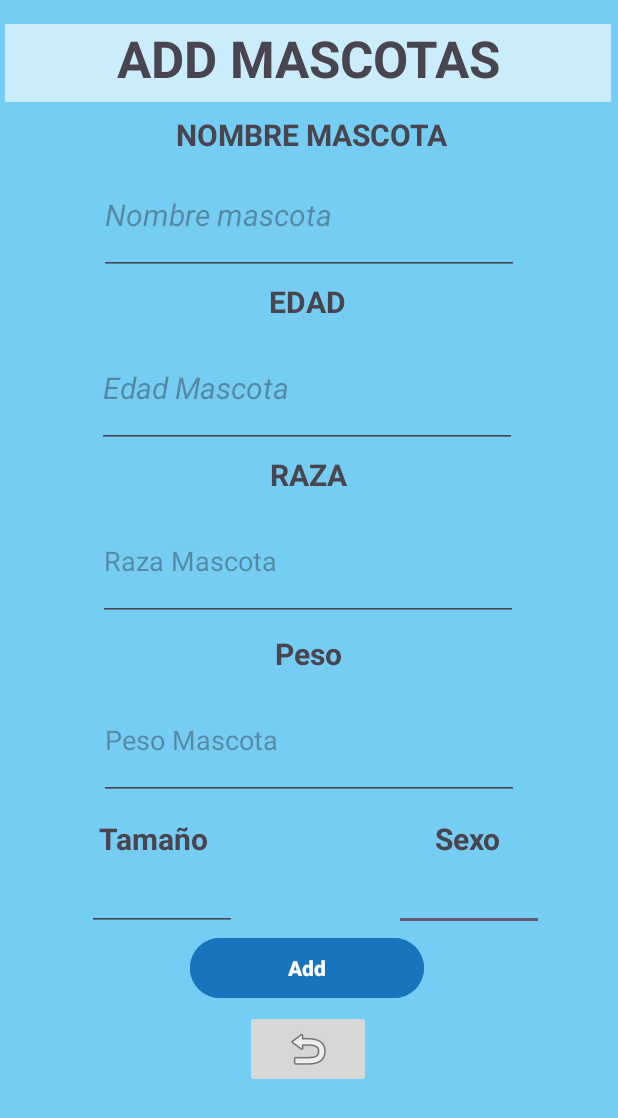
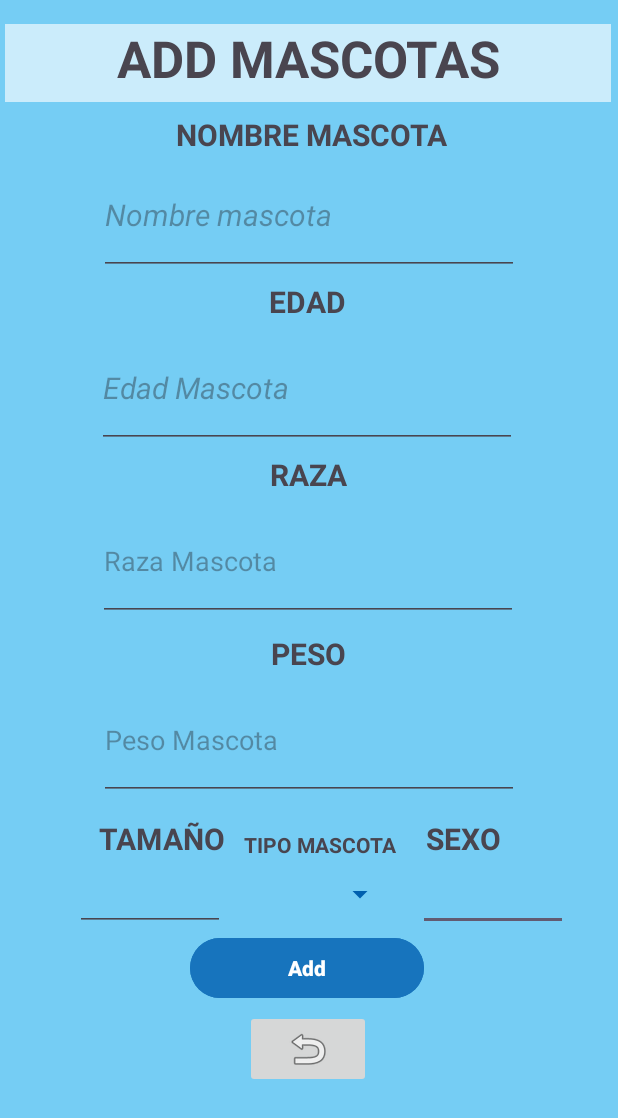
Before and after one commit to ChingJPC/typoandroidstudio, an Android app: the IndexMascotaActivity screen opened directly, with no data from a screen before it, after a tap on "Add Mascota", on a phone screen of 412 x 824 dp. Shown: the top 1118 px of the screen. Run offline under Robolectric (Android 15) with nearby library versions, the phone set to English and light mode, and no system bars; 2 statements that could not run were skipped.

Commit message:
Nuevos cambios y arreglar error de login null

```diff
--- a/app/src/main/java/com/example/typoandroidstudio/LoginActivity.java
+++ b/app/src/main/java/com/example/typoandroidstudio/LoginActivity.java
@@ -42,8 +42,7 @@ public class LoginActivity extends AppCompatActivity {
                     if (response.isSuccessful()){
                         Datainfo.restLogin=response.body();
                         Intent intent = new Intent(LoginActivity.this, PerfilUserActivity.class);
-                        intent.putExtra("email", email);
-                        intent.putExtra("password", password);
+                        intent.putExtra("user", Datainfo.restLogin.getUser());
                         startActivity(intent);
                     }else {
                         Toast.makeText(LoginActivity.this, "Error al Iniciar Sesion", Toast.LENGTH_SHORT).show();
--- a/app/src/main/java/com/example/typoandroidstudio/adapter/MascotaAdapter.java
+++ b/app/src/main/java/com/example/typoandroidstudio/adapter/MascotaAdapter.java
@@ -4,11 +4,14 @@ import android.content.Context;
 import android.view.LayoutInflater;
 import android.view.View;
 import android.view.ViewGroup;
+import android.widget.ArrayAdapter;
 import android.widget.BaseAdapter;
+import android.widget.Spinner;
 import android.widget.TextView;
 
 import com.example.typoandroidstudio.R;
 import com.example.typoandroidstudio.model.Mascota;
+import com.example.typoandroidstudio.model.Tipomascota;
 
 import java.util.List;
 
@@ -49,6 +52,7 @@ public class MascotaAdapter extends BaseAdapter {
         TextView txtPeso = convertView.findViewById(R.id.textpeso);
         TextView txtTamaño = convertView.findViewById(R.id.txttamaño);
         TextView txtSexo = convertView.findViewById(R.id.textsexo);
+
         txtNombre.setText(mascota.getNombre_Mascota());
         txtID.setText(String.valueOf(mascota.getId()));
         txtEdad.setText(""+ mascota.getEdad());
--- a/app/src/main/java/com/example/typoandroidstudio/infomascota/IndexMascotaActivity.java
+++ b/app/src/main/java/com/example/typoandroidstudio/infomascota/IndexMascotaActivity.java
@@ -3,6 +3,7 @@ package com.example.typoandroidstudio.infomascota;
 import android.annotation.SuppressLint;
 import android.content.Intent;
 import android.os.Bundle;
+import android.util.Log;
 import android.view.View;
 import android.widget.Adapter;
 import android.widget.AdapterView;
@@ -12,6 +13,8 @@ import android.widget.Toast;
 
 import androidx.appcompat.widget.AppCompatImageButton;
 
+import com.example.typoandroidstudio.Datainfo;
+import com.example.typoandroidstudio.PerfilUserActivity;
 import com.example.typoandroidstudio.R;
 import com.example.typoandroidstudio.adapter.MascotaAdapter;
 import com.example.typoandroidstudio.model.Mascota;
@@ -28,6 +31,9 @@ public class IndexMascotaActivity extends AddMascotaActivity {
     public void add(View view) {
         startActivity(new Intent(this, AddMascotaActivity.class));
     }
+    public void back(View view) {
+        finish();
+    }
     ListView listamascota;
     private MascotaAPIService service;
     private Mascota mascotaSeleccionada;
@@ -38,13 +44,15 @@ public class IndexMascotaActivity extends AddMascotaActivity {
         service = MascotaAPIClient.getMascotaInstance();
         listamascota = findViewById(R.id.listamascota);
         listamascota.setChoiceMode(ListView.CHOICE_MODE_SINGLE);
-        /*listamascota.setOnClickListener(new AdapterView.OnItemClickListener(){
+
+
+        listamascota.setOnItemClickListener(new AdapterView.OnItemClickListener(){
             @Override
             public void onItemClick(AdapterView<?> parent, View view, int position, long id) {
                 mascotaSeleccionada= (Mascota) listamascota.getItemAtPosition(position);
                 Toast.makeText(IndexMascotaActivity.this, "POS= " + position + " " + mascotaSeleccionada, Toast.LENGTH_LONG).show();
             }
-        });*/
+        });
 
         @SuppressLint("WrongViewCast") AppCompatImageButton btneliminar = findViewById(R.id.btnEliminar);
         btneliminar.setOnClickListener(new View.OnClickListener() {
@@ -66,7 +74,8 @@ public class IndexMascotaActivity extends AddMascotaActivity {
     }
 
     private void loadData() {
-        service.getAll().enqueue(new Callback<List<Mascota>>() {
+        service.getAll(Datainfo.restLogin.getToken_type()+" "+
+                Datainfo.restLogin.getAccess_token()).enqueue(new Callback<List<Mascota>>() {
             @Override
             public void onResponse(Call<List<Mascota>> call, Response<List<Mascota>> response) {
                 if (response.isSuccessful()) {
@@ -83,9 +92,9 @@ public class IndexMascotaActivity extends AddMascotaActivity {
     }
 
     private void cargarDatos(List<Mascota> mascotas) {
-
+        Log.i("TYPO",mascotas.toString());
         MascotaAdapter datos = new MascotaAdapter(mascotas, this);
-        listamascota.setAdapter((ListAdapter) datos);
+        listamascota.setAdapter(datos);
     }
 
     public void eliminarMascota() {
--- a/app/src/main/java/com/example/typoandroidstudio/model/User.java
+++ b/app/src/main/java/com/example/typoandroidstudio/model/User.java
@@ -1,6 +1,8 @@
 package com.example.typoandroidstudio.model;
 
-public class User {
+import java.io.Serializable;
+
+public class User implements Serializable {
     private long id;
     private String name;
     private String email;
--- a/app/src/main/java/com/example/typoandroidstudio/network/LoginAPIS/LoginAPIClient.java
+++ b/app/src/main/java/com/example/typoandroidstudio/network/LoginAPIS/LoginAPIClient.java
@@ -4,7 +4,7 @@ import retrofit2.Retrofit;
 import retrofit2.converter.gson.GsonConverterFactory;
 
 public class LoginAPIClient {
-    private static final String URL = "http://127.0.0.1:8000/api/";
+    private static final String URL = "http://10.201.194.77:8000/api/";
 
     private static LoginAPIService instance;
     public static LoginAPIService getLoginService(){
--- a/app/src/main/java/com/example/typoandroidstudio/network/MascotaAPIS/MascotaAPIClient.java
+++ b/app/src/main/java/com/example/typoandroidstudio/network/MascotaAPIS/MascotaAPIClient.java
@@ -4,7 +4,7 @@ import retrofit2.Retrofit;
 import retrofit2.converter.gson.GsonConverterFactory;
 
 public class MascotaAPIClient {
-    private static final String URL = "http://127.0.0.1:8000/api/";
+    private static final String URL = "http://10.201.194.77:8000/api/";
 
     private static MascotaAPIService instance;
 
--- a/app/src/main/java/com/example/typoandroidstudio/network/MascotaAPIS/MascotaAPIService.java
+++ b/app/src/main/java/com/example/typoandroidstudio/network/MascotaAPIS/MascotaAPIService.java
@@ -1,6 +1,7 @@
 package com.example.typoandroidstudio.network.MascotaAPIS;
 
 import com.example.typoandroidstudio.model.Mascota;
+import com.example.typoandroidstudio.model.Tipomascota;
 
 import java.util.List;
 
@@ -8,20 +9,24 @@ import retrofit2.Call;
 import retrofit2.http.Body;
 import retrofit2.http.DELETE;
 import retrofit2.http.GET;
+import retrofit2.http.Header;
 import retrofit2.http.POST;
 import retrofit2.http.Path;
 
 public interface MascotaAPIService {
-    @GET("Informacion")
-    Call<List<Mascota>> getAll();
+    @GET("auth/Informacion")
+    Call<List<Mascota>> getAll(@Header("Authorization") String Authorization);
 
-    @GET("Informacion/{id}")
+    @GET("auth/Tipomascota")
+    Call<List<Tipomascota>> getTipos(@Header("Authorization") String Authorization);
+
+    @GET("auth/Informacion/{id}")
     Call<Mascota> get(@Path("id") long id);
 
-    @POST("Informacion")
+    @POST("auth/Informacion")
     Call<Mascota> add(@Body Mascota mascota);
 
-    @DELETE("Informacion/{id}")
+    @DELETE("auth/Informacion/{id}")
     Call<Mascota> delete(@Path("id") long id);
 
     Call<Mascota> edit(@Path("id") long id, @Body Mascota mascota);;
--- a/app/src/main/res/layout/activity_add_mascota.xml
+++ b/app/src/main/res/layout/activity_add_mascota.xml
@@ -44,7 +44,7 @@
         android:ems="10"
         android:inputType="text"
         app:layout_constraintEnd_toEndOf="@+id/textView14"
-        app:layout_constraintHorizontal_bias="0.49"
+        app:layout_constraintHorizontal_bias="0.109"
         app:layout_constraintStart_toStartOf="@+id/textView14"
         app:layout_constraintTop_toBottomOf="@+id/textView14" />
 
@@ -54,7 +54,7 @@
         android:layout_height="wrap_content"
         android:layout_marginTop="12dp"
         android:layout_marginEnd="12dp"
-        android:text="Sexo"
+        android:text="SEXO"
         android:textSize="20sp"
         android:textStyle="bold"
         app:layout_constraintEnd_toEndOf="@+id/txtpeso"
@@ -78,7 +78,7 @@
         android:layout_width="wrap_content"
         android:layout_height="wrap_content"
         android:layout_marginTop="12dp"
-        android:text="Tamaño"
+        android:text="TAMAÑO"
         android:textSize="20sp"
         android:textStyle="bold"
         app:layout_constraintStart_toStartOf="@+id/txtpeso"
@@ -147,7 +147,7 @@
         android:ems="10"
         android:inputType="text"
         app:layout_constraintEnd_toEndOf="@+id/textView13"
-        app:layout_constraintHorizontal_bias="0.296"
+        app:layout_constraintHorizontal_bias="1.0"
         app:layout_constraintStart_toStartOf="@+id/textView13"
         app:layout_constraintTop_toBottomOf="@+id/textView13" />
 
@@ -156,7 +156,7 @@
         android:layout_width="wrap_content"
         android:layout_height="wrap_content"
         android:layout_marginTop="8dp"
-        android:text="Peso"
+        android:text="PESO"
         android:textSize="20sp"
         android:textStyle="bold"
         app:layout_constraintEnd_toEndOf="@+id/txtraza"
@@ -203,4 +203,28 @@
         app:layout_constraintTop_toBottomOf="@+id/btnadd"
         app:srcCompat="@android:drawable/ic_menu_revert" />
 
+    <Spinner
+        android:id="@+id/seletipomascota"
+        android:layout_width="103dp"
+        android:layout_height="29dp"
+        android:layout_marginTop="48dp"
+        android:backgroundTint="#0060AE"
+        app:layout_constraintEnd_toEndOf="@+id/txtpeso"
+        app:layout_constraintHorizontal_bias="0.536"
+        app:layout_constraintStart_toStartOf="@+id/txtpeso"
+        app:layout_constraintTop_toBottomOf="@+id/txtpeso" />
+
+    <TextView
+        android:id="@+id/textView2"
+        android:layout_width="wrap_content"
+        android:layout_height="wrap_content"
+        android:layout_marginTop="20dp"
+        android:text="TIPO MASCOTA"
+        android:textAlignment="center"
+        android:textStyle="bold"
+        app:layout_constraintEnd_toEndOf="@+id/txtpeso"
+        app:layout_constraintHorizontal_bias="0.544"
+        app:layout_constraintStart_toStartOf="@+id/txtpeso"
+        app:layout_constraintTop_toBottomOf="@+id/txtpeso" />
+
 </androidx.constraintlayout.widget.ConstraintLayout>
--- a/app/src/main/res/layout/activity_list_mascota.xml
+++ b/app/src/main/res/layout/activity_list_mascota.xml
@@ -45,6 +45,7 @@
         android:layout_height="wrap_content"
         android:layout_marginStart="16dp"
         android:layout_marginTop="8dp"
+        android:onClick="regresar"
         app:layout_constraintStart_toStartOf="parent"
         app:layout_constraintTop_toTopOf="parent"
         app:srcCompat="@android:drawable/ic_menu_revert" />
```
Also changed, not shown: app/src/main/java/com/example/typoandroidstudio/PerfilUserActivity.java (+13 -9 lines), app/src/main/java/com/example/typoandroidstudio/infomascota/AddMascotaActivity.java (+31 -0 lines), app/src/main/java/com/example/typoandroidstudio/infomascota/ListMascotaActivity.java (+6 -5 lines), app/src/main/java/com/example/typoandroidstudio/model/Mascota.java (+15 -5 lines), app/src/main/java/com/example/typoandroidstudio/model/Tipomascota.java (added, +27 -0 lines), app/src/main/res/layout/activity_index_mascota.xml (+5 -2 lines), app/src/main/res/layout/activity_perfil_user.xml (+14 -35 lines), app/src/main/res/layout/mascota_item_layout.xml (+17 -10 lines).
